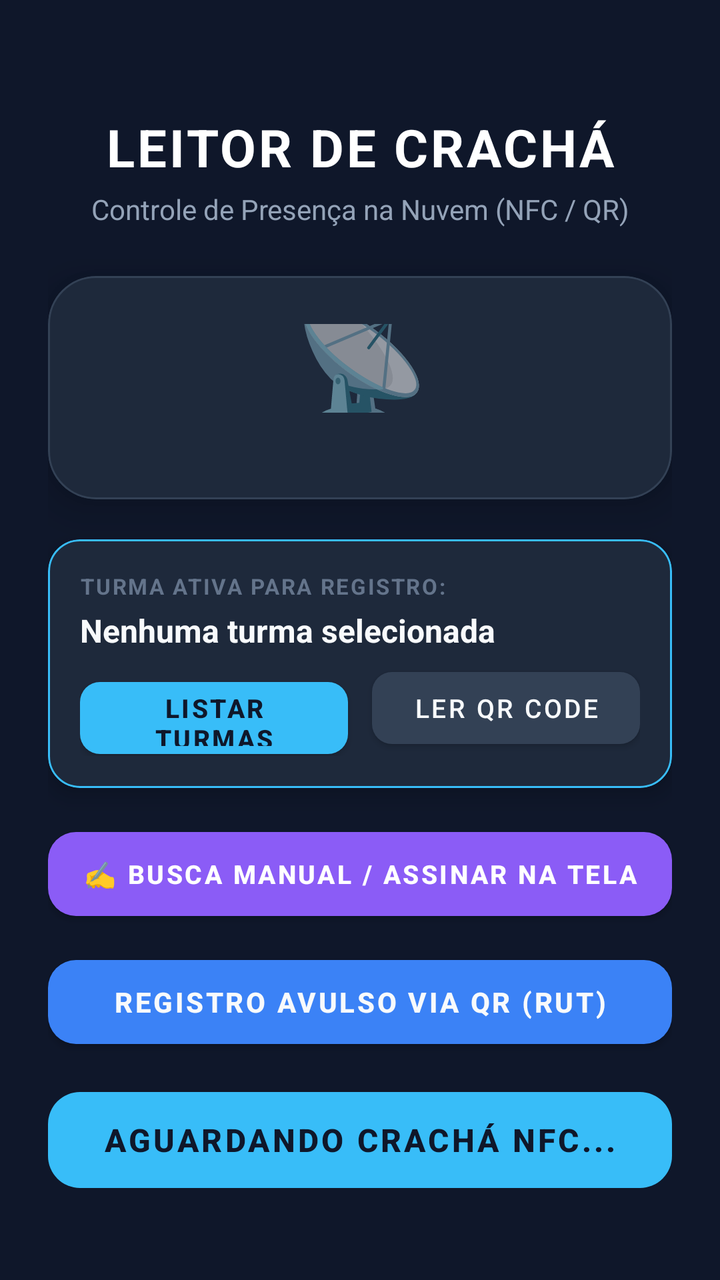
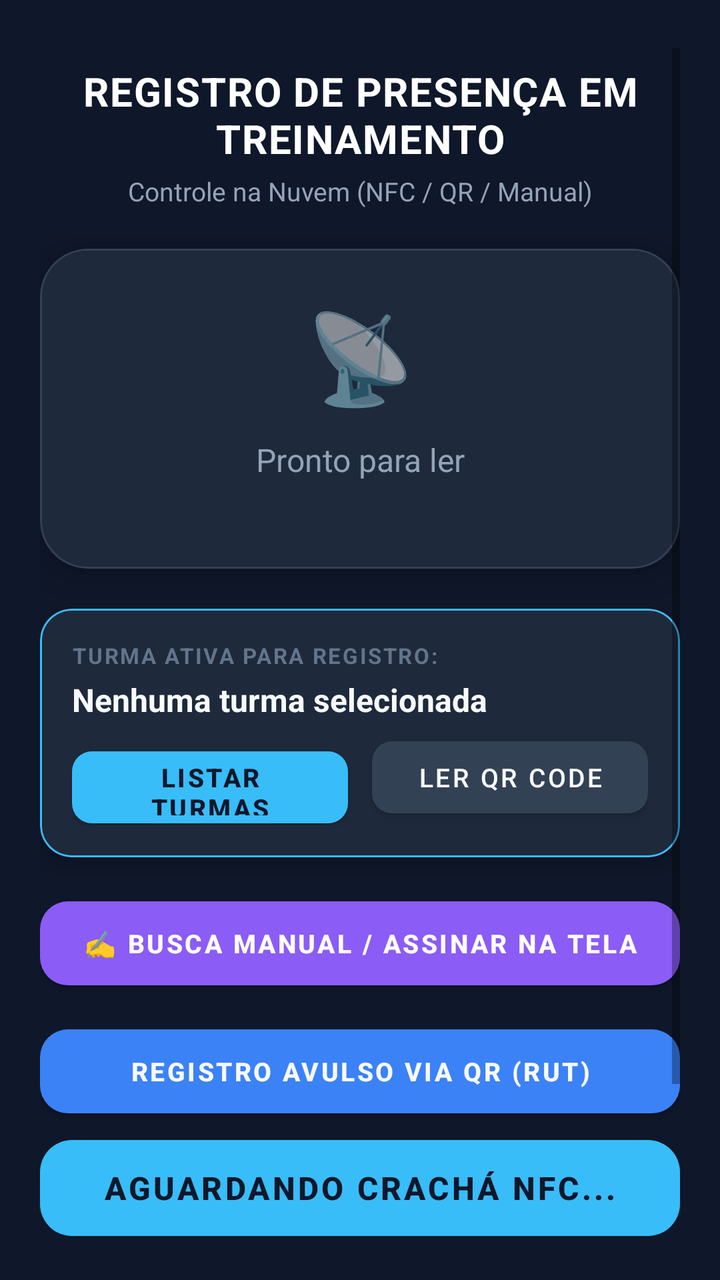

The first picture is an Android layout as it rendered before a commit; the second is the same layout after the commit. The layout source and the unified diff follow.
<!-- AndroidManifest.xml: application theme Theme.LeitorCracha -->
<!-- res/layout/activity_main.xml -->
<?xml version="1.0" encoding="utf-8"?>
<androidx.constraintlayout.widget.ConstraintLayout
    xmlns:android="http://schemas.android.com/apk/res/android"
    xmlns:app="http://schemas.android.com/apk/res-auto"
    android:layout_width="match_parent"
    android:layout_height="match_parent"
    android:background="@color/colorBackground"
    android:padding="24dp">

    
    <TextView
        android:id="@+id/tvTitle"
        android:layout_width="0dp"
        android:layout_height="wrap_content"
        android:text="LEITOR DE CRACHÁ"
        android:textColor="@color/colorWhite"
        android:textSize="26sp"
        android:textStyle="bold"
        android:gravity="center"
        android:letterSpacing="0.05"
        app:layout_constraintTop_toTopOf="parent"
        app:layout_constraintStart_toStartOf="parent"
        app:layout_constraintEnd_toEndOf="parent"
        android:layout_marginTop="32dp"/>

    
    <TextView
        android:id="@+id/tvSubtitle"
        android:layout_width="0dp"
        android:layout_height="wrap_content"
        android:text="Controle de Presença na Nuvem (NFC / QR)"
        android:textColor="@color/colorSubtitle"
        android:textSize="14sp"
        android:gravity="center"
        android:layout_marginTop="4dp"
        app:layout_constraintTop_toBottomOf="@id/tvTitle"
        app:layout_constraintStart_toStartOf="parent"
        app:layout_constraintEnd_toEndOf="parent"/>

    
    <com.google.android.material.card.MaterialCardView
        android:id="@+id/cardResult"
        android:layout_width="0dp"
        android:layout_height="0dp"
        android:layout_marginTop="24dp"
        android:layout_marginBottom="20dp"
        app:cardBackgroundColor="@color/colorCard"
        app:cardCornerRadius="24dp"
        app:cardElevation="12dp"
        app:strokeColor="#334155"
        app:strokeWidth="1dp"
        app:layout_constraintTop_toBottomOf="@id/tvSubtitle"
        app:layout_constraintBottom_toTopOf="@id/cardSession"
        app:layout_constraintStart_toStartOf="parent"
        app:layout_constraintEnd_toEndOf="parent">

        <androidx.constraintlayout.widget.ConstraintLayout
            android:layout_width="match_parent"
            android:layout_height="match_parent"
            android:padding="24dp">

            
            <TextView
                android:id="@+id/tvIcon"
                android:layout_width="wrap_content"
                android:layout_height="wrap_content"
                android:text="📡"
                android:textSize="56sp"
                android:gravity="center"
                app:layout_constraintTop_toTopOf="parent"
                app:layout_constraintStart_toStartOf="parent"
                app:layout_constraintEnd_toEndOf="parent"
                app:layout_constraintBottom_toTopOf="@id/progressBar"
                app:layout_constraintVertical_chainStyle="packed"
                android:layout_marginBottom="16dp"/>

            
            <ProgressBar
                android:id="@+id/progressBar"
                android:layout_width="wrap_content"
                android:layout_height="wrap_content"
                android:visibility="gone"
                android:indeterminateTint="@color/colorAccent"
                app:layout_constraintTop_toBottomOf="@id/tvIcon"
                app:layout_constraintStart_toStartOf="parent"
                app:layout_constraintEnd_toEndOf="parent"
                app:layout_constraintBottom_toTopOf="@id/tvStatus"
                android:layout_marginBottom="16dp"/>

            
            <TextView
                android:id="@+id/tvStatus"
                android:layout_width="0dp"
                android:layout_height="wrap_content"
                android:text="@string/status_ready"
                android:textColor="@color/colorSubtitle"
                android:textSize="17sp"
                android:gravity="center"
                app:layout_constraintTop_toBottomOf="@id/progressBar"
                app:layout_constraintStart_toStartOf="parent"
                app:layout_constraintEnd_toEndOf="parent"
                app:layout_constraintBottom_toTopOf="@id/tvResult"/>

            
            <TextView
                android:id="@+id/tvResult"
                android:layout_width="0dp"
                android:layout_height="wrap_content"
                android:textColor="@color/colorSuccess"
                android:textSize="22sp"
                android:textStyle="bold"
                android:gravity="center"
                android:letterSpacing="0.05"
                android:visibility="gone"
                android:layout_marginTop="16dp"
                app:layout_constraintTop_toBottomOf="@id/tvStatus"
                app:layout_constraintStart_toStartOf="parent"
                app:layout_constraintEnd_toEndOf="parent"
                app:layout_constraintBottom_toBottomOf="parent"/>

        </androidx.constraintlayout.widget.ConstraintLayout>
    </com.google.android.material.card.MaterialCardView>

    
    <com.google.android.material.card.MaterialCardView
        android:id="@+id/cardSession"
        android:layout_width="0dp"
        android:layout_height="wrap_content"
        android:layout_marginBottom="16dp"
        app:cardBackgroundColor="#1E293B"
        app:cardCornerRadius="16dp"
        app:cardElevation="6dp"
        app:strokeColor="#38BDF8"
        app:strokeWidth="1dp"
        app:layout_constraintBottom_toTopOf="@id/btnManualRegister"
        app:layout_constraintStart_toStartOf="parent"
        app:layout_constraintEnd_toEndOf="parent">

        <LinearLayout
            android:layout_width="match_parent"
            android:layout_height="wrap_content"
            android:orientation="vertical"
            android:padding="16dp">

            <TextView
                android:layout_width="wrap_content"
                android:layout_height="wrap_content"
                android:text="TURMA ATIVA PARA REGISTRO:"
                android:textColor="#64748B"
                android:textSize="11sp"
                android:textStyle="bold"
                android:letterSpacing="0.08"
                android:layout_marginBottom="4dp" />

            <TextView
                android:id="@+id/tvSessionId"
                android:layout_width="match_parent"
                android:layout_height="wrap_content"
                android:text="Nenhuma turma selecionada"
                android:textColor="#F8FAFC"
                android:textSize="16sp"
                android:textStyle="bold"
                android:layout_marginBottom="4dp" />

            <TextView
                android:id="@+id/tvSessionCount"
                android:layout_width="match_parent"
                android:layout_height="wrap_content"
                android:text="👥 0 pessoas registradas nesta turma"
                android:textColor="#38BDF8"
                android:textSize="13sp"
                android:textStyle="bold"
                android:visibility="gone"
                android:layout_marginBottom="12dp" />

            <LinearLayout
                android:layout_width="match_parent"
                android:layout_height="wrap_content"
                android:orientation="horizontal">

                <com.google.android.material.button.MaterialButton
                    android:id="@+id/btnSelectSession"
                    android:layout_width="0dp"
                    android:layout_height="48dp"
                    android:layout_weight="1"
                    android:layout_marginEnd="6dp"
                    android:text="LISTAR TURMAS"
                    android:textSize="13sp"
                    android:textStyle="bold"
                    android:textColor="#0F172A"
                    app:backgroundTint="#38BDF8"
                    app:cornerRadius="10dp" />

                <com.google.android.material.button.MaterialButton
                    android:id="@+id/btnScanSession"
                    android:layout_width="0dp"
                    android:layout_height="48dp"
                    android:layout_weight="1"
                    android:layout_marginStart="6dp"
                    android:text="LER QR CODE"
                    android:textSize="13sp"
                    android:textColor="#F8FAFC"
                    app:backgroundTint="#334155"
                    app:cornerRadius="10dp" />
            </LinearLayout>
        </LinearLayout>
    </com.google.android.material.card.MaterialCardView>

    
    <com.google.android.material.button.MaterialButton
        android:id="@+id/btnManualRegister"
        android:layout_width="0dp"
        android:layout_height="54dp"
        android:layout_marginBottom="10dp"
        android:text="✍️ BUSCA MANUAL / ASSINAR NA TELA"
        android:textSize="13sp"
        android:textStyle="bold"
        android:textColor="#FFFFFF"
        app:backgroundTint="#8B5CF6"
        app:cornerRadius="14dp"
        app:layout_constraintBottom_toTopOf="@id/btnScanQr"
        app:layout_constraintStart_toStartOf="parent"
        app:layout_constraintEnd_toEndOf="parent" />

    
    <com.google.android.material.button.MaterialButton
        android:id="@+id/btnScanQr"
        android:layout_width="0dp"
        android:layout_height="54dp"
        android:layout_marginBottom="12dp"
        android:text="REGISTRO AVULSO VIA QR (RUT)"
        android:textSize="14sp"
        android:textStyle="bold"
        android:textColor="#F8FAFC"
        app:backgroundTint="#3B82F6"
        app:cornerRadius="14dp"
        app:layout_constraintBottom_toTopOf="@id/btnScan"
        app:layout_constraintStart_toStartOf="parent"
        app:layout_constraintEnd_toEndOf="parent" />

    
    <com.google.android.material.button.MaterialButton
        android:id="@+id/btnScan"
        android:layout_width="0dp"
        android:layout_height="60dp"
        android:layout_marginBottom="16dp"
        android:text="AGUARDANDO CRACHÁ NFC..."
        android:textSize="16sp"
        android:textStyle="bold"
        android:textColor="@color/colorBackground"
        app:backgroundTint="@color/colorAccent"
        app:cornerRadius="16dp"
        android:enabled="false"
        app:layout_constraintBottom_toBottomOf="parent"
        app:layout_constraintStart_toStartOf="parent"
        app:layout_constraintEnd_toEndOf="parent" />

</androidx.constraintlayout.widget.ConstraintLayout>
<!-- resources referenced by this layout -->
<resources>
  <color name="colorAccent">#38BDF8</color>
  <color name="colorBackground">#0F172A</color>
  <color name="colorCard">#1E293B</color>
  <color name="colorSubtitle">#94A3B8</color>
  <color name="colorSuccess">#10B981</color>
  <color name="colorWhite">#FFFFFF</color>
  <string name="status_ready">Pronto para ler</string>
  <style name="Theme.LeitorCracha" parent="Theme.MaterialComponents.DayNight.NoActionBar">
          <item name="colorPrimary">@color/colorAccent</item>
          <item name="colorPrimaryVariant">@color/colorCard</item>
          <item name="colorOnPrimary">@color/colorBackground</item>
          <item name="android:windowBackground">@color/colorBackground</item>
          <item name="android:statusBarColor">@color/colorBackground</item>
          <item name="android:navigationBarColor">@color/colorBackground</item>
      </style>
</resources>

<!-- the commit's change to res/layout/activity_main.xml (unified diff, before → after) -->
@@ -4,135 +4,19 @@
     xmlns:app="http://schemas.android.com/apk/res-auto"
     android:layout_width="match_parent"
     android:layout_height="match_parent"
-    android:background="@color/colorBackground"
-    android:padding="24dp">
+    android:background="@color/colorBackground">
 
     
-    <TextView
-        android:id="@+id/tvTitle"
-        android:layout_width="0dp"
-        android:layout_height="wrap_content"
-        android:text="LEITOR DE CRACHÁ"
-        android:textColor="@color/colorWhite"
-        android:textSize="26sp"
-        android:textStyle="bold"
-        android:gravity="center"
-        android:letterSpacing="0.05"
+    <ScrollView
+        android:layout_width="match_parent"
+        android:layout_height="0dp"
+        android:fillViewport="true"
+        android:clipToPadding="false"
+        android:paddingHorizontal="20dp"
+        android:paddingTop="24dp"
+        android:paddingBottom="16dp"
         app:layout_constraintTop_toTopOf="parent"
-        app:layout_constraintStart_toStartOf="parent"
-        app:layout_constraintEnd_toEndOf="parent"
-        android:layout_marginTop="32dp"/>
-
-    
-    <TextView
-        android:id="@+id/tvSubtitle"
-        android:layout_width="0dp"
-        android:layout_height="wrap_content"
-        android:text="Controle de Presença na Nuvem (NFC / QR)"
-        android:textColor="@color/colorSubtitle"
-        android:textSize="14sp"
-        android:gravity="center"
-        android:layout_marginTop="4dp"
-        app:layout_constraintTop_toBottomOf="@id/tvTitle"
-        app:layout_constraintStart_toStartOf="parent"
-        app:layout_constraintEnd_toEndOf="parent"/>
-
-    
-    <com.google.android.material.card.MaterialCardView
-        android:id="@+id/cardResult"
-        android:layout_width="0dp"
-        android:layout_height="0dp"
-        android:layout_marginTop="24dp"
-        android:layout_marginBottom="20dp"
-        app:cardBackgroundColor="@color/colorCard"
-        app:cardCornerRadius="24dp"
-        app:cardElevation="12dp"
-        app:strokeColor="#334155"
-        app:strokeWidth="1dp"
-        app:layout_constraintTop_toBottomOf="@id/tvSubtitle"
-        app:layout_constraintBottom_toTopOf="@id/cardSession"
-        app:layout_constraintStart_toStartOf="parent"
-        app:layout_constraintEnd_toEndOf="parent">
-
-        <androidx.constraintlayout.widget.ConstraintLayout
-            android:layout_width="match_parent"
-            android:layout_height="match_parent"
-            android:padding="24dp">
-
-            
-            <TextView
-                android:id="@+id/tvIcon"
-                android:layout_width="wrap_content"
-                android:layout_height="wrap_content"
-                android:text="📡"
-                android:textSize="56sp"
-                android:gravity="center"
-                app:layout_constraintTop_toTopOf="parent"
-                app:layout_constraintStart_toStartOf="parent"
-                app:layout_constraintEnd_toEndOf="parent"
-                app:layout_constraintBottom_toTopOf="@id/progressBar"
-                app:layout_constraintVertical_chainStyle="packed"
-                android:layout_marginBottom="16dp"/>
-
-            
-            <ProgressBar
-                android:id="@+id/progressBar"
-                android:layout_width="wrap_content"
-                android:layout_height="wrap_content"
-                android:visibility="gone"
-                android:indeterminateTint="@color/colorAccent"
-                app:layout_constraintTop_toBottomOf="@id/tvIcon"
-                app:layout_constraintStart_toStartOf="parent"
-                app:layout_constraintEnd_toEndOf="parent"
-                app:layout_constraintBottom_toTopOf="@id/tvStatus"
-                android:layout_marginBottom="16dp"/>
-
-            
-            <TextView
-                android:id="@+id/tvStatus"
-                android:layout_width="0dp"
-                android:layout_height="wrap_content"
-                android:text="@string/status_ready"
-                android:textColor="@color/colorSubtitle"
-                android:textSize="17sp"
-                android:gravity="center"
-                app:layout_constraintTop_toBottomOf="@id/progressBar"
-                app:layout_constraintStart_toStartOf="parent"
-                app:layout_constraintEnd_toEndOf="parent"
-                app:layout_constraintBottom_toTopOf="@id/tvResult"/>
-
-            
-            <TextView
-                android:id="@+id/tvResult"
-                android:layout_width="0dp"
-                android:layout_height="wrap_content"
-                android:textColor="@color/colorSuccess"
-                android:textSize="22sp"
-                android:textStyle="bold"
-                android:gravity="center"
-                android:letterSpacing="0.05"
-                android:visibility="gone"
-                android:layout_marginTop="16dp"
-                app:layout_constraintTop_toBottomOf="@id/tvStatus"
-                app:layout_constraintStart_toStartOf="parent"
-                app:layout_constraintEnd_toEndOf="parent"
-                app:layout_constraintBottom_toBottomOf="parent"/>
-
-        </androidx.constraintlayout.widget.ConstraintLayout>
-    </com.google.android.material.card.MaterialCardView>
-
-    
-    <com.google.android.material.card.MaterialCardView
-        android:id="@+id/cardSession"
-        android:layout_width="0dp"
-        android:layout_height="wrap_content"
-        android:layout_marginBottom="16dp"
-        app:cardBackgroundColor="#1E293B"
-        app:cardCornerRadius="16dp"
-        app:cardElevation="6dp"
-        app:strokeColor="#38BDF8"
-        app:strokeWidth="1dp"
-        app:layout_constraintBottom_toTopOf="@id/btnManualRegister"
+        app:layout_constraintBottom_toTopOf="@id/btnScan"
         app:layout_constraintStart_toStartOf="parent"
         app:layout_constraintEnd_toEndOf="parent">
 
@@ -140,109 +24,215 @@
             android:layout_width="match_parent"
             android:layout_height="wrap_content"
             android:orientation="vertical"
-            android:padding="16dp">
-
+            android:gravity="center_horizontal">
+
+            
             <TextView
+                android:id="@+id/tvTitle"
                 android:layout_width="wrap_content"
                 android:layout_height="wrap_content"
-                android:text="TURMA ATIVA PARA REGISTRO:"
-                android:textColor="#64748B"
-                android:textSize="11sp"
+                android:text="REGISTRO DE PRESENÇA EM TREINAMENTO"
+                android:textColor="@color/colorWhite"
+                android:textSize="20sp"
                 android:textStyle="bold"
-                android:letterSpacing="0.08"
-                android:layout_marginBottom="4dp" />
-
+                android:gravity="center"
+                android:letterSpacing="0.03"
+                android:layout_marginTop="8dp"/>
+
+            
             <TextView
-                android:id="@+id/tvSessionId"
-                android:layout_width="match_parent"
-                android:layout_height="wrap_content"
-                android:text="Nenhuma turma selecionada"
-                android:textColor="#F8FAFC"
-                android:textSize="16sp"
-                android:textStyle="bold"
-                android:layout_marginBottom="4dp" />
-
-            <TextView
-                android:id="@+id/tvSessionCount"
-                android:layout_width="match_parent"
-                android:layout_height="wrap_content"
-                android:text="👥 0 pessoas registradas nesta turma"
-                android:textColor="#38BDF8"
+                android:id="@+id/tvSubtitle"
+                android:layout_width="wrap_content"
+                android:layout_height="wrap_content"
+                android:text="Controle na Nuvem (NFC / QR / Manual)"
+                android:textColor="@color/colorSubtitle"
+                android:textSize="13sp"
+                android:gravity="center"
+                android:layout_marginTop="4dp"
+                android:layout_marginBottom="20dp"/>
+
+            
+            <com.google.android.material.card.MaterialCardView
+                android:id="@+id/cardResult"
+                android:layout_width="match_parent"
+                android:layout_height="wrap_content"
+                android:minHeight="160dp"
+                android:layout_marginBottom="20dp"
+                app:cardBackgroundColor="@color/colorCard"
+                app:cardCornerRadius="24dp"
+                app:cardElevation="12dp"
+                app:strokeColor="#334155"
+                app:strokeWidth="1dp">
+
+                <LinearLayout
+                    android:layout_width="match_parent"
+                    android:layout_height="wrap_content"
+                    android:orientation="vertical"
+                    android:gravity="center"
+                    android:padding="24dp">
+
+                    
+                    <TextView
+                        android:id="@+id/tvIcon"
+                        android:layout_width="wrap_content"
+                        android:layout_height="wrap_content"
+                        android:text="📡"
+                        android:textSize="44sp"
+                        android:gravity="center"
+                        android:layout_marginBottom="12dp"/>
+
+                    
+                    <ProgressBar
+                        android:id="@+id/progressBar"
+                        android:layout_width="wrap_content"
+                        android:layout_height="wrap_content"
+                        android:visibility="gone"
+                        android:indeterminateTint="@color/colorAccent"
+                        android:layout_marginBottom="12dp"/>
+
+                    
+                    <TextView
+                        android:id="@+id/tvStatus"
+                        android:layout_width="match_parent"
+                        android:layout_height="wrap_content"
+                        android:text="@string/status_ready"
+                        android:textColor="@color/colorSubtitle"
+                        android:textSize="16sp"
+                        android:gravity="center"
+                        android:layout_marginBottom="8dp"/>
+
+                    
+                    <TextView
+                        android:id="@+id/tvResult"
+                        android:layout_width="match_parent"
+                        android:layout_height="wrap_content"
+                        android:textColor="@color/colorSuccess"
+                        android:textSize="18sp"
+                        android:textStyle="bold"
+                        android:gravity="center"
+                        android:lineSpacingExtra="4dp"
+                        android:letterSpacing="0.03"
+                        android:visibility="gone"/>
+                </LinearLayout>
+            </com.google.android.material.card.MaterialCardView>
+
+            
+            <com.google.android.material.card.MaterialCardView
+                android:id="@+id/cardSession"
+                android:layout_width="match_parent"
+                android:layout_height="wrap_content"
+                android:layout_marginBottom="16dp"
+                app:cardBackgroundColor="#1E293B"
+                app:cardCornerRadius="16dp"
+                app:cardElevation="6dp"
+                app:strokeColor="#38BDF8"
+                app:strokeWidth="1dp">
+
+                <LinearLayout
+                    android:layout_width="match_parent"
+                    android:layout_height="wrap_content"
+                    android:orientation="vertical"
+                    android:padding="16dp">
+
+                    <TextView
+                        android:layout_width="wrap_content"
+                        android:layout_height="wrap_content"
+                        android:text="TURMA ATIVA PARA REGISTRO:"
+                        android:textColor="#64748B"
+                        android:textSize="11sp"
+                        android:textStyle="bold"
+                        android:letterSpacing="0.08"
+                        android:layout_marginBottom="4dp" />
+
+                    <TextView
+                        android:id="@+id/tvSessionId"
+                        android:layout_width="match_parent"
+                        android:layout_height="wrap_content"
+                        android:text="Nenhuma turma selecionada"
+                        android:textColor="#F8FAFC"
+                        android:textSize="16sp"
+                        android:textStyle="bold"
+                        android:layout_marginBottom="4dp" />
+
+                    <TextView
+                        android:id="@+id/tvSessionCount"
+                        android:layout_width="match_parent"
+                        android:layout_height="wrap_content"
+                        android:text="👥 0 pessoa(s) registrada(s) nesta turma"
+                        android:textColor="#38BDF8"
+                        android:textSize="13sp"
+                        android:textStyle="bold"
+                        android:visibility="gone"
+                        android:layout_marginBottom="12dp" />
+
+                    <LinearLayout
+                        android:layout_width="match_parent"
+                        android:layout_height="wrap_content"
+                        android:orientation="horizontal">
+
+                        <com.google.android.material.button.MaterialButton
+                            android:id="@+id/btnSelectSession"
+                            android:layout_width="0dp"
+                            android:layout_height="48dp"
+                            android:layout_weight="1"
+                            android:layout_marginEnd="6dp"
+                            android:text="LISTAR TURMAS"
+                            android:textSize="13sp"
+                            android:textStyle="bold"
+                            android:textColor="#0F172A"
+                            app:backgroundTint="#38BDF8"
+                            app:cornerRadius="10dp" />
+
+                        <com.google.android.material.button.MaterialButton
+                            android:id="@+id/btnScanSession"
+                            android:layout_width="0dp"
+                            android:layout_height="48dp"
+                            android:layout_weight="1"
+                            android:layout_marginStart="6dp"
+                            android:text="LER QR CODE"
+                            android:textSize="13sp"
+                            android:textColor="#F8FAFC"
+                            app:backgroundTint="#334155"
+                            app:cornerRadius="10dp" />
+                    </LinearLayout>
+                </LinearLayout>
+            </com.google.android.material.card.MaterialCardView>
+
+            
+            <com.google.android.material.button.MaterialButton
+                android:id="@+id/btnManualRegister"
+                android:layout_width="match_parent"
+                android:layout_height="54dp"
+                android:layout_marginBottom="10dp"
+                android:text="✍️ BUSCA MANUAL / ASSINAR NA TELA"
                 android:textSize="13sp"
                 android:textStyle="bold"
-                android:visibility="gone"
-                android:layout_marginBottom="12dp" />
-
-            <LinearLayout
-                android:layout_width="match_parent"
-                android:layout_height="wrap_content"
-                android:orientation="horizontal">
-
-                <com.google.android.material.button.MaterialButton
-                    android:id="@+id/btnSelectSession"
-                    android:layout_width="0dp"
-                    android:layout_height="48dp"
-                    android:layout_weight="1"
-                    android:layout_marginEnd="6dp"
-                    android:text="LISTAR TURMAS"
-                    android:textSize="13sp"
-                    android:textStyle="bold"
-                    android:textColor="#0F172A"
-                    app:backgroundTint="#38BDF8"
-                    app:cornerRadius="10dp" />
-
-                <com.google.android.material.button.MaterialButton
-                    android:id="@+id/btnScanSession"
-                    android:layout_width="0dp"
-                    android:layout_height="48dp"
-                    android:layout_weight="1"
-                    android:layout_marginStart="6dp"
-                    android:text="LER QR CODE"
-                    android:textSize="13sp"
-                    android:textColor="#F8FAFC"
-                    app:backgroundTint="#334155"
-                    app:cornerRadius="10dp" />
-            </LinearLayout>
+                android:textColor="#FFFFFF"
+                app:backgroundTint="#8B5CF6"
+                app:cornerRadius="14dp" />
+
+            
+            <com.google.android.material.button.MaterialButton
+                android:id="@+id/btnScanQr"
+                android:layout_width="match_parent"
+                android:layout_height="54dp"
+                android:layout_marginBottom="8dp"
+                android:text="REGISTRO AVULSO VIA QR (RUT)"
+                android:textSize="13sp"
+                android:textStyle="bold"
+                android:textColor="#F8FAFC"
+                app:backgroundTint="#3B82F6"
+                app:cornerRadius="14dp" />
+
         </LinearLayout>
-    </com.google.android.material.card.MaterialCardView>
-
-    
-    <com.google.android.material.button.MaterialButton
-        android:id="@+id/btnManualRegister"
-        android:layout_width="0dp"
-        android:layout_height="54dp"
-        android:layout_marginBottom="10dp"
-        android:text="✍️ BUSCA MANUAL / ASSINAR NA TELA"
-        android:textSize="13sp"
-        android:textStyle="bold"
-        android:textColor="#FFFFFF"
-        app:backgroundTint="#8B5CF6"
-        app:cornerRadius="14dp"
-        app:layout_constraintBottom_toTopOf="@id/btnScanQr"
-        app:layout_constraintStart_toStartOf="parent"
-        app:layout_constraintEnd_toEndOf="parent" />
-
-    
-    <com.google.android.material.button.MaterialButton
-        android:id="@+id/btnScanQr"
-        android:layout_width="0dp"
-        android:layout_height="54dp"
-        android:layout_marginBottom="12dp"
-        android:text="REGISTRO AVULSO VIA QR (RUT)"
-        android:textSize="14sp"
-        android:textStyle="bold"
-        android:textColor="#F8FAFC"
-        app:backgroundTint="#3B82F6"
-        app:cornerRadius="14dp"
-        app:layout_constraintBottom_toTopOf="@id/btnScan"
-        app:layout_constraintStart_toStartOf="parent"
-        app:layout_constraintEnd_toEndOf="parent" />
+    </ScrollView>
 
     
     <com.google.android.material.button.MaterialButton
         android:id="@+id/btnScan"
-        android:layout_width="0dp"
+        android:layout_width="match_parent"
         android:layout_height="60dp"
+        android:layout_marginHorizontal="20dp"
         android:layout_marginBottom="16dp"
         android:text="AGUARDANDO CRACHÁ NFC..."
         android:textSize="16sp"
